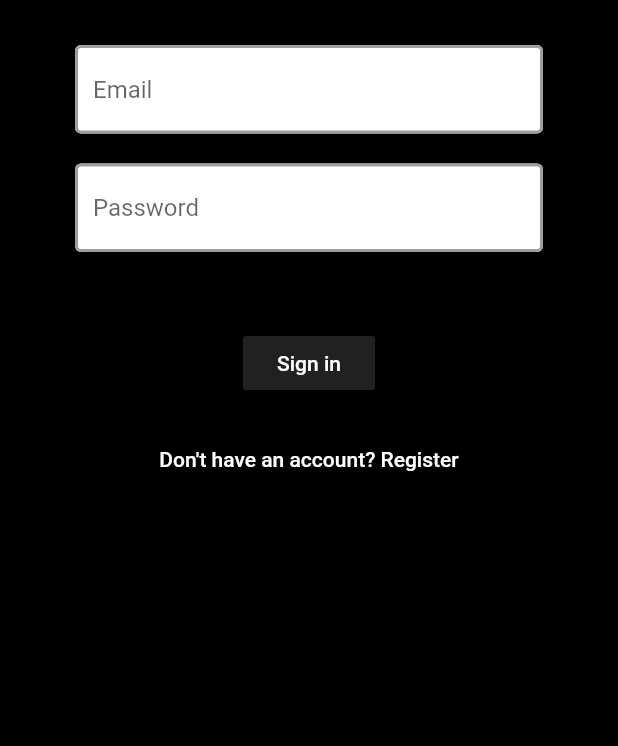
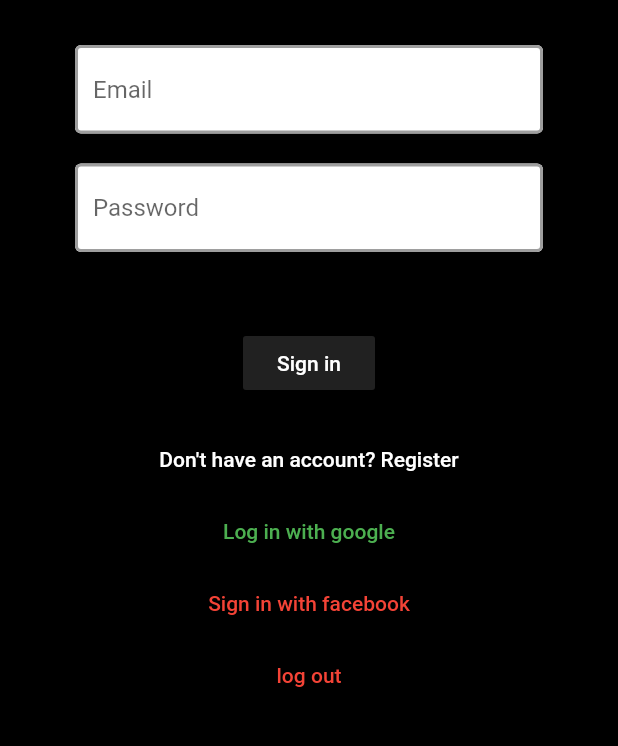
Before and after one commit to NkanyisoSigwaza/my_menu, a Flutter app: the screen it shows after launch, on a phone screen of 412 x 824 dp, the part 333-1079 px from its top. Run offline on Flutter 3.47's test engine with Material 2 defaults, Android fonts, the light colour scheme and no system bars; our stand-ins replace carousel_slider, cloud_firestore, firebase_analytics, firebase_auth, firebase_storage, flutter_spinkit and 6 more; missing offline and left inert: flutter_facebook_login, flutter_google_places, flutter_polyline_points, geoflutterfire, google_maps_webservice, permission; accounts and stored records are empty.

Commit message:
added google + facebook sign up

```diff
--- a/lib/Authenticate/Auth.dart
+++ b/lib/Authenticate/Auth.dart
@@ -16,6 +16,7 @@ class Auth{
   final FirebaseAuth _auth = FirebaseAuth.instance;  //_ means private in variable auth
 
   String uid;
+  final GoogleSignIn _googleSignIn = GoogleSignIn();
   //List<Order> orders = [Order(image: "https://cdn.pixabay.com/photo/2015/04/23/22/00/tree-736885__340.jpg",price: 0,food_id: "placeholder")];
   //create user object based on Firebase user
   List<ConfirmCheckOut> orders = [];
@@ -38,7 +39,9 @@ class Auth{
   //sign out
   Future signOut() async{
     try{
+      await _googleSignIn.signOut();
       return await _auth.signOut();
+
     }
     catch(e){
       print("________________________________no SIGN OUT $e");
--- a/lib/Authenticate/SignIn.dart
+++ b/lib/Authenticate/SignIn.dart
@@ -169,6 +169,39 @@ class _SignInState extends State<SignIn> {
                 ),
               ),
             ),
+            FlatButton(
+                onPressed: ()async{
+                  await singInState.handleGoogleSignIn();
+                },
+                child:Text(
+                    "Log in with google",
+                  style: TextStyle(
+                    color:Colors.green
+                  ),
+                )
+            ),
+            FlatButton(
+                onPressed: ()async{
+                  await singInState.signInFB();
+                },
+                child:Text(
+                  "Sign in with facebook",
+                  style: TextStyle(
+                      color:Colors.red
+                  ),
+                )
+            ),
+            FlatButton(
+                onPressed: ()async{
+                 // await singInState.fbLogin.logOut().then((value) => print("logged outttt"));
+                },
+                child:Text(
+                  "log out",
+                  style: TextStyle(
+                      color:Colors.red
+                  ),
+                )
+            )
           ],
         ),
       ),
--- a/lib/main.dart
+++ b/lib/main.dart
@@ -37,12 +37,14 @@ class Main extends StatefulWidget {
   final FirebaseAnalytics analytics;
   final FirebaseAnalyticsObserver observer;
 
+
   Main({this.analytics,this.observer });
   @override
   _MainState createState() => _MainState();
 }
 
 class _MainState extends State<Main> {
+
 
   Future _sendAnalytics()async{
     await widget.analytics.logEvent(
--- a/pubspec.yaml
+++ b/pubspec.yaml
@@ -21,6 +21,7 @@ dependencies:
     sdk: flutter
   firebase_auth: ^0.15.5+3
   cloud_firestore: ^0.13.4+2
+  progress_dialog: ^1.2.4
   provider: ^4.0.4
   flutter_spinkit: "^4.1.2"
   google_maps_flutter: ^0.5.25+3
@@ -39,7 +40,8 @@ dependencies:
   flutter_google_places: ^0.2.3
   firebase_core: ^0.4.4
   firebase_analytics: ^5.0.16
-  google_sign_in: ^4.5.3
+  google_sign_in: ^4.5.4
+  flutter_facebook_login: ^3.0.0
   carousel_slider: ^2.2.1
 
 
```
Also changed, not shown: lib/States/SignInState.dart (+72 -1 lines), pubspec.lock, 2 other files.
